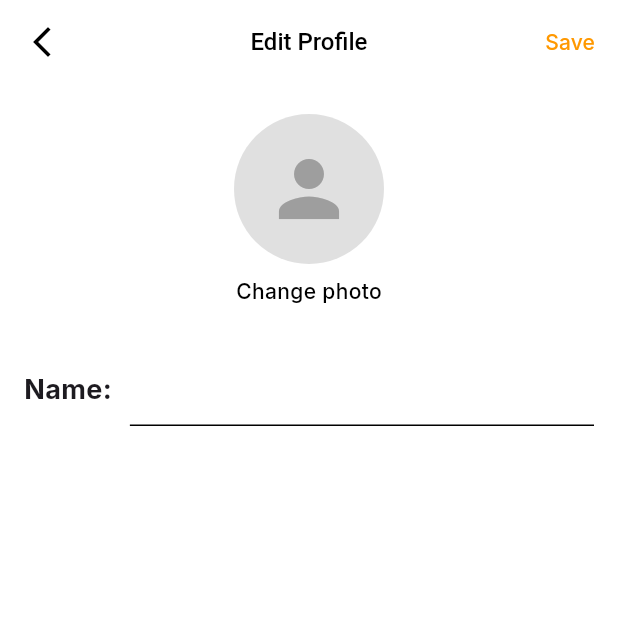
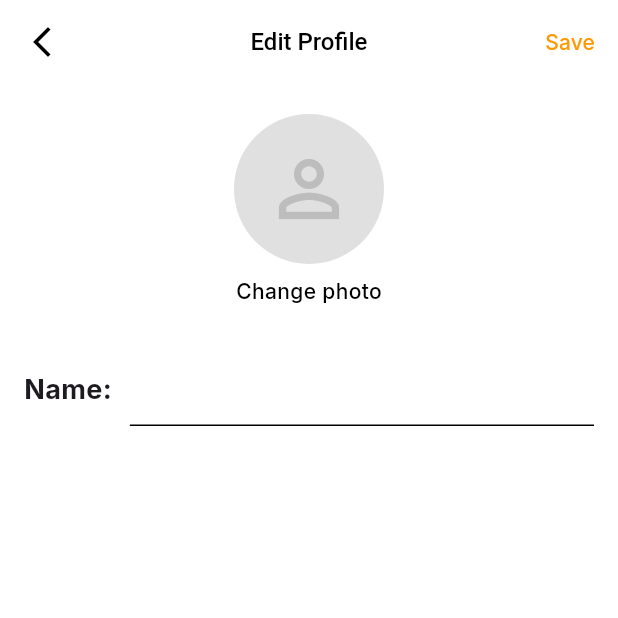
Before and after one commit to Duwong31/DoAnLapTrinhThietBiDiDong, a Flutter app: the EditProfilePage screen opened by its route, after a tap on "Change photo", on a phone screen of 412 x 824 dp, the top half of it. Run offline on Flutter 3.47's test engine with Material 3 defaults, Android fonts, the phone set to English and light mode, and no system bars; our stand-ins replace audio_video_progress_bar, barcode_widget, cached_network_image, dartz, dio, easy_localization and 24 more; missing offline and left inert: encrypt, flutter_badged; accounts and stored records are empty; network calls fail; statements that could not run were skipped; project files that could hold a hidden picture were left out.

Commit message:
feature: user avatar edit

```diff
--- a/lib/app/data/models/user.dart
+++ b/lib/app/data/models/user.dart
@@ -1,5 +1,10 @@
 part of 'models.dart';
-
+int? _parseInt(dynamic value) {
+  if (value == null) return null;
+  if (value is int) return value;
+  if (value is String) return int.tryParse(value);
+  return null; // Return null for other types or parse failures
+}
 class UserModel {
   UserModel({
     this.id,
@@ -11,6 +16,7 @@ class UserModel {
     this.dateOfBirth,
     this.phone,
     this.avatar,
+    this.avatarId,
     this.insuranceCard,
     this.address = const [],
     this.defaultStore,
@@ -30,6 +36,7 @@ class UserModel {
   String? phone;
   String fullName;
   String? avatar;
+  int? avatarId;
   String? insuranceCard;
   List<Address> address;
   EmergencyContact? emergencyContact;
@@ -62,7 +69,8 @@ class UserModel {
             : null,
         phone: json['phone_number'].toString(),
         insuranceCard: json["insurance_card"].toString(),
-        avatar: json['avatar'],
+        avatar: json['avatar_url'] as String?,
+        avatarId: _parseInt(json['avatar_id']),
         address: json['addresses'] == null
             ? []
             : (json['addresses'] as List)
@@ -93,6 +101,7 @@ class UserModel {
         "last_name": lastName,
         "date_of_birth": dateOfBirth?.toString(),
         "phone_number": phone,
+        "avatar_id": avatarId,
         'gender': gender?.toLowerCase(),
         "medical_record_number": medicalRecordNumber,
         "emergency_contact_attributes": emergencyContact?.toMap(),
--- a/lib/app/data/repositories/user_repository.dart
+++ b/lib/app/data/repositories/user_repository.dart
@@ -6,7 +6,7 @@ abstract class UserBase {
   Future<UserModel> uploadAvatar(Uint8List bytes);
   Future<UserModel?> updateUser(Map<String, dynamic> data);
   Future<UserModel> updateUserProfile(Map<String, dynamic> data);
-  Future<int?> uploadFile(File file, int folderId);
+  Future<int?> uploadFile(File file, {int? folderId});
   Future<Dashboard> getDashboard();
   Future<UserModel> deleteRecipient();
   Future<UserModel> restoreRecipient();
@@ -35,8 +35,8 @@ class UserRepository extends BaseRepository implements UserBase {
     return handleCall(() => ApiProvider.uploadAvatar(bytes));
   }
   @override
-  Future<int?> uploadFile(File file, int folderId) {
-    return handleCall(() => ApiProvider.uploadFile(file, folderId));
+  Future<int?> uploadFile(File file, {int? folderId}) {
+    return handleCall(() => ApiProvider.uploadFile(file, folderId: folderId));
   }
 
   @override
--- a/lib/app/modules/profile/controllers/profile_controller.dart
+++ b/lib/app/modules/profile/controllers/profile_controller.dart
@@ -32,7 +32,8 @@ class ProfileController extends GetxController with ScrollMixin {
     try {
     debugPrint(">>> [ProfileController] Bắt đầu gọi Repo.user.getDetail()");
     user.value = await Repo.user.getDetail();
-    // debugPrint(">>> [ProfileController] Gọi Repo.user.getDetail() thành công. User: ${user.value?.toJson()}");
+    debugPrint(">>> AFTER getUserDetail - User ID: ${user.value?.id}, Avatar URL: ${user.value?.avatar}, Avatar ID: ${user.value?.avatarId}");
+
 
     if (isLogin) {
       FirebaseAnalyticService.logEvent('Login');
--- a/lib/app/modules/profile/views/edit_profile.dart
+++ b/lib/app/modules/profile/views/edit_profile.dart
@@ -40,20 +40,28 @@ class EditProfilePage extends StatelessWidget {
           children: [
             const SizedBox(height: 20),
             // --- Avatar Section ---
-            Obx(() => Column(
+            Obx(() {
+              ImageProvider? imageProvider;
+                if (ctr.avatar.value != null) {
+                  // New avatar selected (File)
+                  imageProvider = FileImage(ctr.avatar.value!);
+                } else if (ctr.user.value?.avatar != null && ctr.user.value!.avatar!.isNotEmpty) {
+                  // Existing avatar URL from user data
+                  imageProvider = NetworkImage(ctr.user.value!.avatar!);
+                } else {
+                  // No avatar selected or exists
+                  imageProvider = null; // Will show placeholder icon
+                }
+                return Column(
                   children: [
                     CircleAvatar(
                       radius: 50,
                       backgroundColor: Colors.grey[300],
                        // Use FileImage if avatar.value is a File
                        // Use NetworkImage if ctr.user.value.avatar is a URL initially
-                      backgroundImage: ctr.avatar.value != null
-                          ? FileImage(ctr.avatar.value!) as ImageProvider // Cast needed
-                          : (ctr.user.value?.avatar != null // Check for initial network avatar URL
-                              ? NetworkImage(ctr.user.value!.avatar!)
-                              : null),
-                      child: (ctr.avatar.value == null && ctr.user.value?.avatar == null)
-                          ? const Icon(Icons.person, color: Colors.grey, size: 60) // Placeholder icon
+                      backgroundImage: imageProvider,
+                      child: (imageProvider == null)
+                          ? Icon(Icons.person_outline, color: Colors.grey[400], size: 60) // Placeholder icon
                           : null,
                     ),
                     const SizedBox(height: 8),
@@ -65,7 +73,9 @@ class EditProfilePage extends StatelessWidget {
                       ),
                     ),
                   ],
-                )),
+                );
+              }
+            ),
             const SizedBox(height: 32),
 
             // --- Full Name TextField ---
@@ -97,7 +107,6 @@ class EditProfilePage extends StatelessWidget {
             //     border: UnderlineInputBorder(),
             //   ),
             // ),
-
           ],
         ),
       ),
```
Also changed, not shown: lib/app/data/providers/providers.dart (+24 -10 lines), lib/app/modules/profile/controllers/edit_profile_controller.dart (+70 -51 lines), pubspec.lock, 4 other files.
